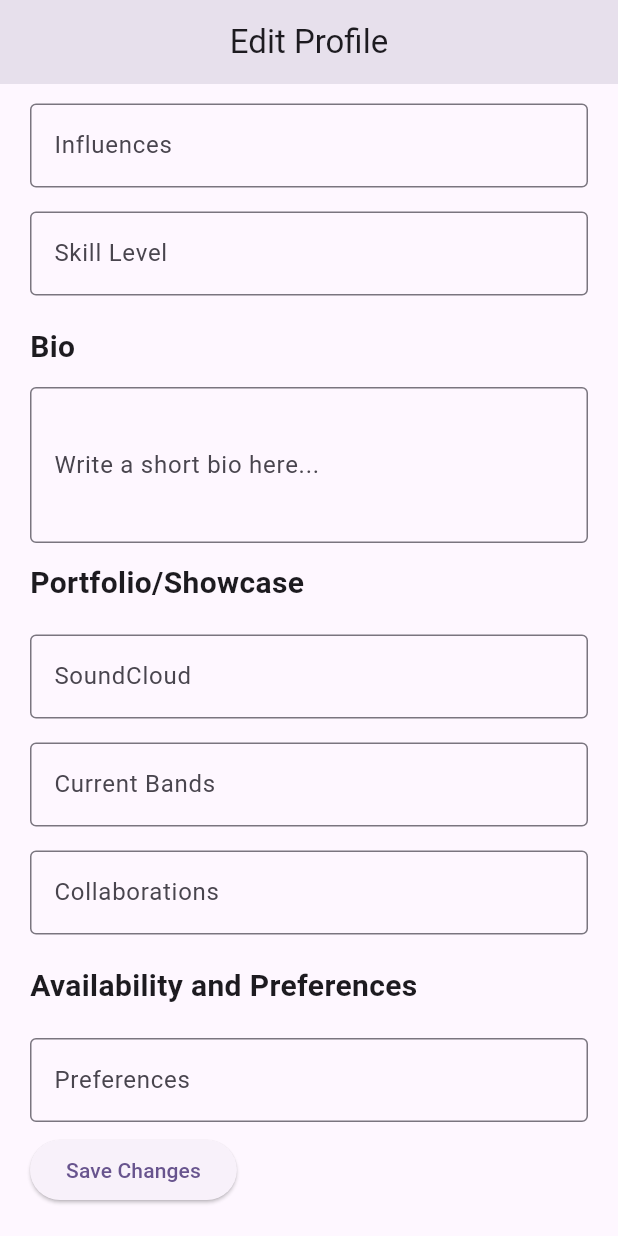
After one commit to ujjwalmangalatreya/musical, a Flutter app: the screen it shows after launch, scrolled down 565 dp, after a tap on "Save Changes", on a phone screen of 412 x 824 dp. The commit adds this screen. Run offline on Flutter 3.47's test engine with Material 3 defaults, Android fonts, the phone set to English and light mode, and no system bars; our stand-ins replace bloc, cloud_firestore, equatable, firebase_auth, firebase_core, flutter_bloc and 1 more; accounts and stored records are empty; network calls fail.

Commit message:
Added profile pic and edit profile page

```diff
--- a/lib/UI/screens/musician_screens/dashboard_screen.dart
+++ b/lib/UI/screens/musician_screens/dashboard_screen.dart
@@ -32,7 +32,7 @@ class _DashboardPageState extends State<DashboardPage> {
                         borderRadius: BorderRadius.circular(20),
                       ),
                       height: 180,
-                      width: 180,
+                      width: 160,
                       child:  Column(
                         mainAxisAlignment: MainAxisAlignment.center,
                         children: [
@@ -57,7 +57,7 @@ class _DashboardPageState extends State<DashboardPage> {
                         borderRadius: BorderRadius.circular(20),
                       ),
                       height: 180,
-                      width: 180,
+                      width: 160,
                       child:  Column(
                         mainAxisAlignment: MainAxisAlignment.center,
                         children: [
--- /dev/null
+++ b/lib/UI/screens/profile_screen/edit_profile_screen.dart
@@ -0,0 +1,148 @@
+import 'package:flutter/material.dart';
+import 'package:image_picker/image_picker.dart';
+import 'dart:io';
+
+
+class EditProfileScreen extends StatefulWidget {
+  const EditProfileScreen({Key? key}) : super(key: key);
+
+  @override
+  State<EditProfileScreen> createState() => _EditProfileScreenState();
+}
+
+class _EditProfileScreenState extends State<EditProfileScreen> {
+  TextEditingController fullNameController = TextEditingController();
+  TextEditingController locationController = TextEditingController();
+  TextEditingController bioController = TextEditingController();
+  TextEditingController soundcloudController = TextEditingController();
+  TextEditingController instrumentsController = TextEditingController();
+  TextEditingController genresController = TextEditingController();
+  TextEditingController influencesController = TextEditingController();
+  TextEditingController skillLevelController = TextEditingController();
+  TextEditingController preferencesController = TextEditingController();
+  TextEditingController currentBandsController = TextEditingController();
+  TextEditingController collaborationsController = TextEditingController();
+
+  String? profilePicturePath; // Path to the selected profile picture
+
+  Future<void> _pickProfilePicture() async {
+    final pickedFile = await ImagePicker().pickImage(source: ImageSource.gallery);
+    if (pickedFile != null) {
+      setState(() {
+        profilePicturePath = pickedFile.path;
+      });
+    }
+  }
+
+
+  @override
+  Widget build(BuildContext context) {
+    return Scaffold(
+      appBar: AppBar(
+        title: const Text('Edit Profile'),
+        centerTitle: true,
+      ),
+      body: SingleChildScrollView(
+        padding: const EdgeInsets.all(20),
+        child: Column(
+          crossAxisAlignment: CrossAxisAlignment.start,
+          children: [
+            Center(
+              child: Stack(
+                alignment: Alignment.bottomRight,
+                children: [
+                  CircleAvatar(
+                    radius: 70,
+                    backgroundImage: profilePicturePath != null
+                        ? FileImage(
+                      File(profilePicturePath!),
+                    ) as ImageProvider<Object>?
+                        : const NetworkImage('https://example.com/profile.jpg'),
+                  child: IconButton(
+                    onPressed: _pickProfilePicture,
+                    icon: const Icon(
+                      Icons.edit,
+                      color: Colors.white,
+                    ),
+                  ),
+                  )],
+              ),
+            ),
+            const SizedBox(height: 16),
+            const SectionTitle(title: 'Personal Information'),
+            EditableField(label: 'Full Name', controller: fullNameController),
+            EditableField(label: 'Location', controller: locationController),
+            const SectionTitle(title: 'Musical Details'),
+            EditableField(label: 'Instruments', controller: instrumentsController),
+            EditableField(label: 'Genres', controller: genresController),
+            EditableField(label: 'Influences', controller: influencesController),
+            EditableField(label: 'Skill Level', controller: skillLevelController),
+            const SectionTitle(title: 'Bio'),
+            TextFormField(
+              controller: bioController,
+              maxLines: 3,
+              decoration: const InputDecoration(
+                labelText: 'Write a short bio here...',
+                border: OutlineInputBorder(),
+              ),
+            ),
+            const  SectionTitle(title: 'Portfolio/Showcase'),
+            EditableField(label: 'SoundCloud', controller: soundcloudController),
+            EditableField(label: 'Current Bands', controller: currentBandsController),
+            EditableField(label: 'Collaborations', controller: collaborationsController),
+            const  SectionTitle(title: 'Availability and Preferences'),
+            EditableField(label: 'Preferences', controller: preferencesController),
+            ElevatedButton(
+              onPressed: () {
+                // Implement logic to save changes to the database
+                // You can use the controllers to access the updated values
+                // fullNameController.text, locationController.text, etc.
+              },
+              child:const Text('Save Changes'),
+            ),
+          ],
+        ),
+      ),
+    );
+  }
+}
+
+class SectionTitle extends StatelessWidget {
+  final String title;
+
+  const SectionTitle({Key? key, required this.title}) : super(key: key);
+
+  @override
+  Widget build(BuildContext context) {
+    return Padding(
+      padding: const EdgeInsets.symmetric(vertical: 12),
+      child: Text(
+        title,
+        style: const TextStyle(fontSize: 20, fontWeight: FontWeight.bold),
+      ),
+    );
+  }
+}
+
+class EditableField extends StatelessWidget {
+  final String label;
+  final TextEditingController controller;
+
+  const EditableField({Key? key, required this.label, required this.controller}) : super(key: key);
+
+  @override
+  Widget build(BuildContext context) {
+    return Padding(
+      padding: const EdgeInsets.symmetric(vertical: 8.0),
+      child: TextFormField(
+        controller: controller,
+        style: const TextStyle(fontSize: 16),
+        decoration: InputDecoration(
+          labelText: label,
+          labelStyle: const TextStyle(fontSize: 16),
+          border: const OutlineInputBorder(),
+        ),
+      ),
+    );
+  }
+}
--- a/lib/blocs/auth/auth_bloc.dart
+++ b/lib/blocs/auth/auth_bloc.dart
@@ -41,7 +41,10 @@ class AuthBloc extends Bloc<AuthEvent, AuthState> {
             emit(const SignInFailed(failedErrorMessage: 'User Not Found..'));
           } else if (e.code == 'wrong-password') {
             emit(const SignInFailed(failedErrorMessage: 'Wrong Password.. '));
-          } else {
+          }else if (e.code == 'invalid-credential') {
+            emit(const SignInFailed(failedErrorMessage: 'Invalid- Credentials'));
+          }
+          else {
             emit(const SignInFailed(
                 failedErrorMessage: 'Something Went Wrong.. '));
           }
--- a/lib/main.dart
+++ b/lib/main.dart
@@ -2,7 +2,8 @@ import 'package:firebase_core/firebase_core.dart';
 import 'package:flutter/material.dart';
 import 'package:flutter_bloc/flutter_bloc.dart';
 import 'package:musical_mingle/UI/screens/common_page/login_screen.dart';
-import 'package:musical_mingle/UI/screens/common_page/profile_screen.dart';
+import 'package:musical_mingle/UI/screens/profile_screen/edit_profile_screen.dart';
+import 'package:musical_mingle/UI/screens/profile_screen/profile_screen.dart';
 import 'package:musical_mingle/UI/screens/common_page/register_screen.dart';
 import 'package:musical_mingle/UI/screens/common_page/splash_screen.dart';
 import 'package:musical_mingle/UI/screens/common_page/tab_bar.dart';
@@ -44,7 +45,7 @@ class MyApp extends StatelessWidget {
           useMaterial3: true,
         ),
         //TOdo: Need to return splash scrren after profile page is completed.
-        home: const SplashScreen(),
+        home: const EditProfileScreen(),
       ),
     );
   }
--- a/pubspec.yaml
+++ b/pubspec.yaml
@@ -41,6 +41,7 @@ dependencies:
   flutter_bloc: ^8.1.3
   bloc: ^8.1.2
   cloud_firestore: ^4.14.0
+  image_picker: ^0.10.4
 
 dev_dependencies:
   flutter_test:
```
Also changed, not shown: lib/UI/screens/common_page/error_page.dart (added, +66 -0 lines), lib/UI/screens/common_page/login_screen.dart (+2 -8 lines), lib/UI/screens/common_widgets/loader_widget.dart (+70 -5 lines), 5 other files.
